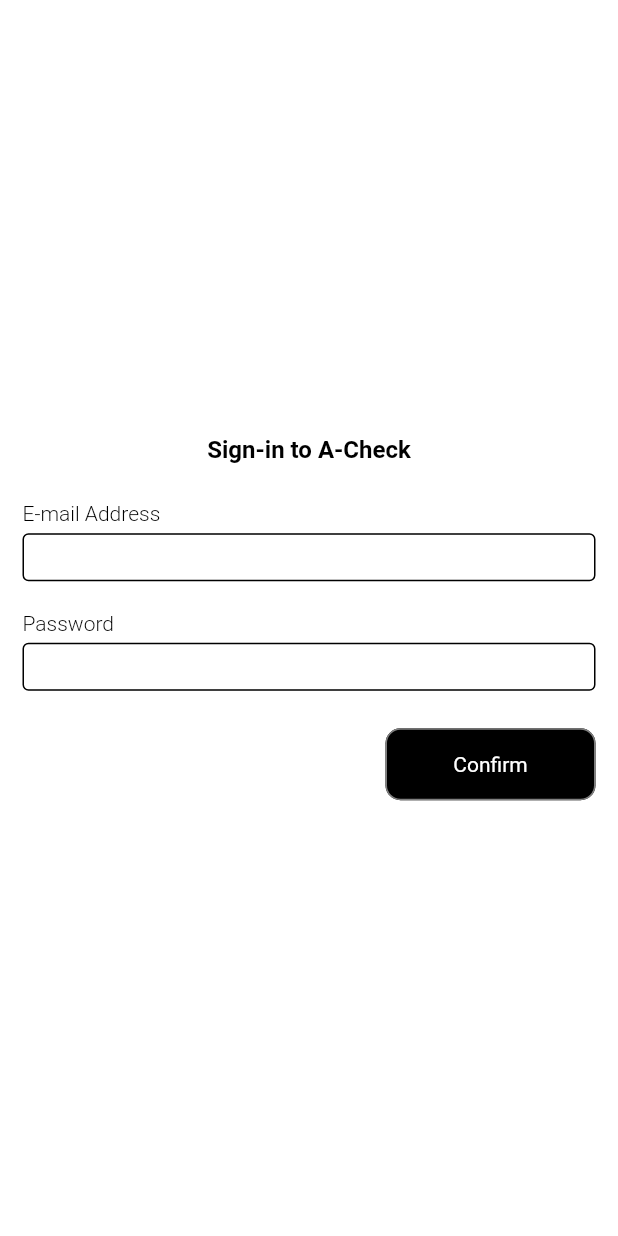
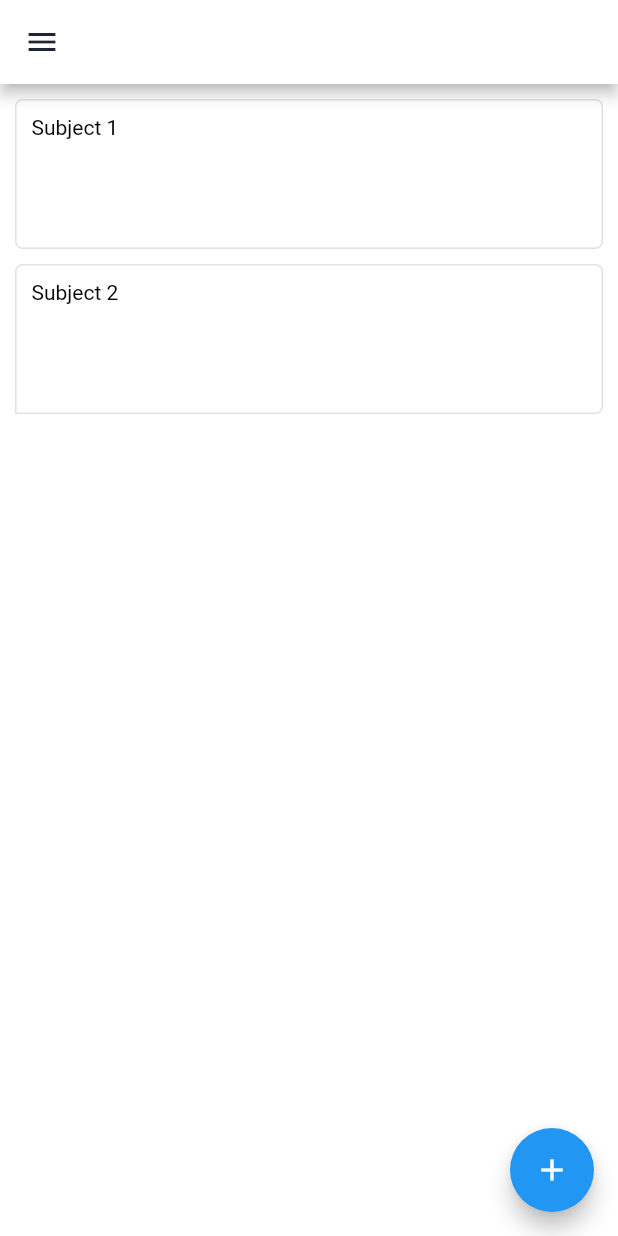
Before and after one commit to mawsteryowda/A-Check, a Flutter app: the LogIn screen opened directly, after a tap on "Confirm", on a phone screen of 412 x 824 dp. Run offline on Flutter 3.47's test engine with Material 2 defaults, Android fonts, the phone set to English and light mode, and no system bars.

Commit message:
Dashboard

```diff
--- /dev/null
+++ b/lib/dashboard.dart
@@ -0,0 +1,93 @@
+import 'package:flutter/material.dart';
+
+class Dashboard extends StatelessWidget {
+  const Dashboard({super.key});
+
+  @override
+  Widget build(BuildContext context) {
+    return Scaffold(
+      backgroundColor: Color(0xffffffff),
+      appBar: AppBar(
+        elevation: 4,
+        centerTitle: false,
+        automaticallyImplyLeading: false,
+        backgroundColor: Color(0xffffffff),
+        shape: RoundedRectangleBorder(
+          borderRadius: BorderRadius.zero,
+        ),
+        leading: Icon(
+          Icons.menu,
+          color: Color(0xff212435),
+          size: 24,
+        ),
+      ),
+      body: Padding(
+        padding: EdgeInsets.fromLTRB(10, 10, 10, 0),
+        child: SingleChildScrollView(
+          child: Column(
+            mainAxisAlignment: MainAxisAlignment.start,
+            crossAxisAlignment: CrossAxisAlignment.center,
+            mainAxisSize: MainAxisSize.max,
+            children: [
+              Container(
+                alignment: Alignment.topLeft,
+                margin: EdgeInsets.fromLTRB(0, 0, 0, 10),
+                padding: EdgeInsets.fromLTRB(10, 10, 0, 0),
+                width: MediaQuery.of(context).size.width,
+                height: 100,
+                decoration: BoxDecoration(
+                  color: Color(0x1fffffff),
+                  shape: BoxShape.rectangle,
+                  borderRadius: BorderRadius.circular(5.0),
+                  border: Border.all(color: Color(0x4d9e9e9e), width: 1),
+                ),
+                child: Text(
+                  "Subject 1",
+                  textAlign: TextAlign.start,
+                  overflow: TextOverflow.clip,
+                  style: TextStyle(
+                    fontWeight: FontWeight.w400,
+                    fontStyle: FontStyle.normal,
+                    fontSize: 14,
+                    color: Color(0xff000000),
+                  ),
+                ),
+              ),
+              Container(
+                alignment: Alignment.topLeft,
+                margin: EdgeInsets.fromLTRB(0, 0, 0, 10),
+                padding: EdgeInsets.fromLTRB(10, 10, 0, 0),
+                width: MediaQuery.of(context).size.width,
+                height: 100,
+                decoration: BoxDecoration(
+                  color: Color(0x1fffffff),
+                  shape: BoxShape.rectangle,
+                  borderRadius: BorderRadius.only(
+                      topLeft: Radius.circular(5.0),
+                      topRight: Radius.circular(5.0),
+                      bottomRight: Radius.circular(5.0)),
+                  border: Border.all(color: Color(0x4d9e9e9e), width: 1),
+                ),
+                child: Text(
+                  "Subject 2",
+                  textAlign: TextAlign.start,
+                  overflow: TextOverflow.clip,
+                  style: TextStyle(
+                    fontWeight: FontWeight.w400,
+                    fontStyle: FontStyle.normal,
+                    fontSize: 14,
+                    color: Color(0xff000000),
+                  ),
+                ),
+              ),
+            ],
+          ),
+        ),
+      ),
+      floatingActionButton: FloatingActionButton(
+        onPressed: () {},
+        child: const Icon(Icons.add),
+      ),
+    );
+  }
+}
--- a/lib/login.dart
+++ b/lib/login.dart
@@ -1,6 +1,11 @@
+// ignore_for_file: prefer_const_constructors
+
+import 'package:a_check/dashboard.dart';
 import 'package:flutter/material.dart';
 
 class LogIn extends StatelessWidget {
+  const LogIn({super.key});
+
   @override
   Widget build(BuildContext context) {
     return Scaffold(
@@ -145,7 +150,12 @@
               child: Align(
                 alignment: Alignment.centerRight,
                 child: MaterialButton(
-                  onPressed: () {},
+                  onPressed: () {
+                    Navigator.push(
+                      context,
+                      MaterialPageRoute(builder: (context) => Dashboard()),
+                    );
+                  },
                   color: Color(0xff000000),
                   elevation: 0,
                   shape: RoundedRectangleBorder(
@@ -153,6 +163,9 @@
                     side: BorderSide(color: Color(0xff808080), width: 1),
                   ),
                   padding: EdgeInsets.all(16),
+                  textColor: Color(0xffffffff),
+                  height: 40,
+                  minWidth: 140,
                   child: Text(
                     "Confirm",
                     style: TextStyle(
@@ -161,9 +174,6 @@
                       fontStyle: FontStyle.normal,
                     ),
                   ),
-                  textColor: Color(0xffffffff),
-                  height: 40,
-                  minWidth: 140,
                 ),
               ),
             ),
--- a/lib/signup.dart
+++ b/lib/signup.dart
@@ -1,6 +1,10 @@
+// ignore_for_file: prefer_const_constructors
+
 import 'package:flutter/material.dart';
 
 class SignUp extends StatelessWidget {
+  const SignUp({super.key});
+
   @override
   Widget build(BuildContext context) {
     return Scaffold(
@@ -153,6 +157,9 @@
                     side: BorderSide(color: Color(0xff808080), width: 1),
                   ),
                   padding: EdgeInsets.all(16),
+                  textColor: Color(0xffffffff),
+                  height: 40,
+                  minWidth: 140,
                   child: Text(
                     "Confirm",
                     style: TextStyle(
@@ -161,9 +168,6 @@
                       fontStyle: FontStyle.normal,
                     ),
                   ),
-                  textColor: Color(0xffffffff),
-                  height: 40,
-                  minWidth: 140,
                 ),
               ),
             ),
```
